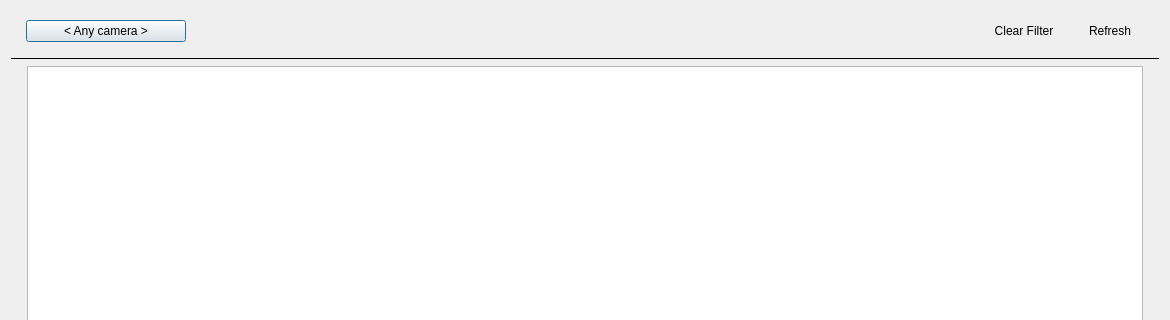
Old version of the form client/libclient/src/ui/dialogs/search_bookmarks_dialog.ui in the repository networkoptix/nx_open; both pictures show x 0 to 1170 and y 0 to 320 of the 1170 by 719 pixel window.
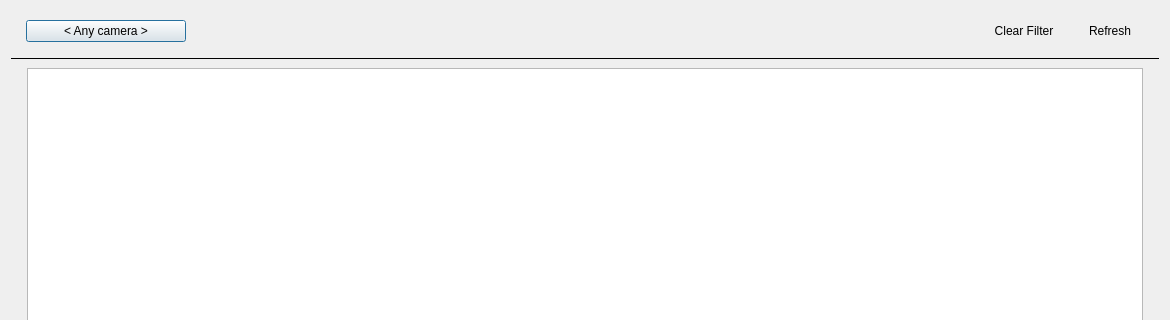
New version of the form. Custom widgets are drawn as their Qt base class.

Commit message:
VMS-3778 - Redesign Cameras List dialog
<==== Mercurial data ====>
Branch: dev_3.0.0_gui

What changed in the file:
```diff
--- a/client/libclient/src/ui/dialogs/search_bookmarks_dialog.ui
+++ b/client/libclient/src/ui/dialogs/search_bookmarks_dialog.ui
@@ -102,7 +102,7 @@
         <number>16</number>
        </property>
        <property name="topMargin">
-        <number>0</number>
+        <number>2</number>
        </property>
        <property name="rightMargin">
         <number>16</number>
```
The commit also changes 3 other files.
